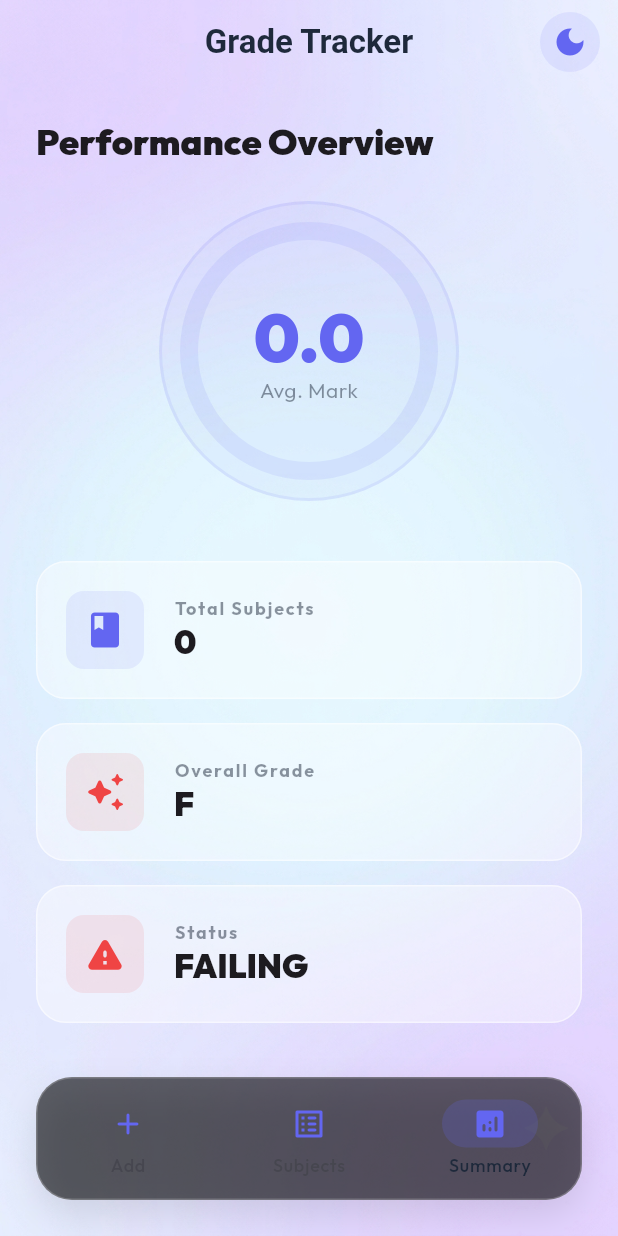
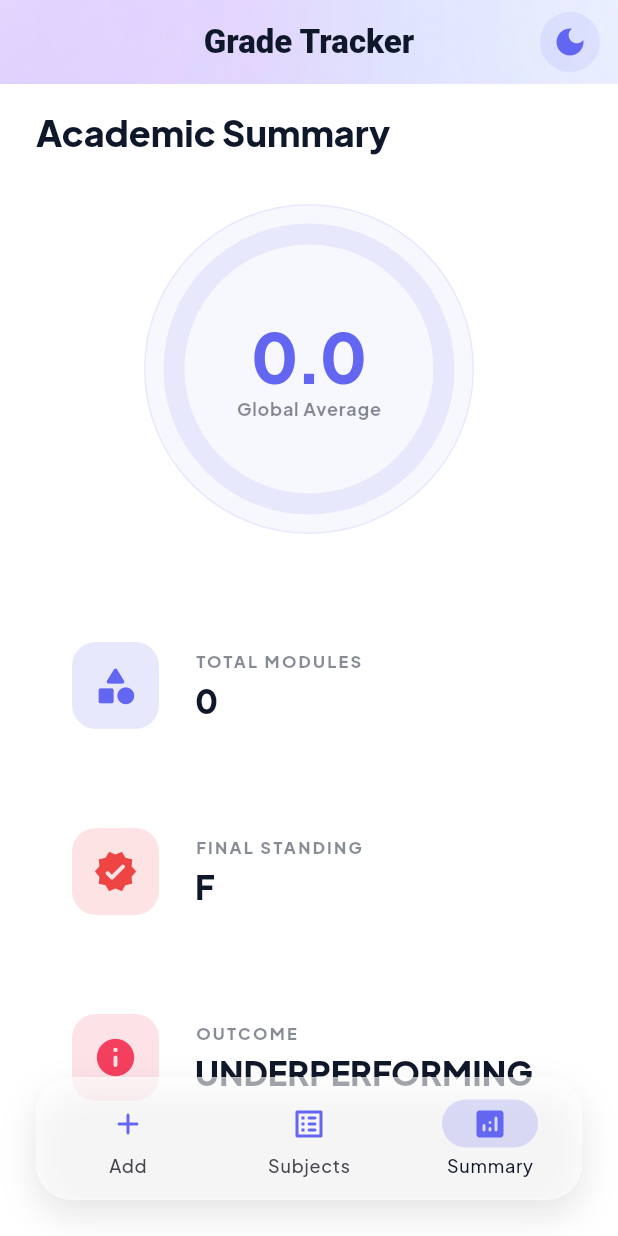
Before and after one commit to ampritam72/Grade-Tracker, a Flutter app: the screen it shows after launch, item 3 of the bottom bar chosen, on a phone screen of 412 x 824 dp. Run offline on Flutter 3.47's test engine with Material 3 defaults, Android fonts, the phone set to English and light mode, and no system bars; drawn by our look-alikes of flutter_animate; our stand-ins replace google_fonts; statements that could not run were skipped.

Commit message:
feat: complete premium UI overhaul with adaptive glassmorphism and theme stability

```diff
--- a/lib/screens/splash_screen.dart
+++ b/lib/screens/splash_screen.dart
@@ -50,7 +50,7 @@ class _SplashScreenState extends State<SplashScreen> {
                   ),
                 )
                     .animate()
-                    .scale(duration: 800.ms, curve: Curves.backOut)
+                    .scale(duration: 800.ms, curve: Curves.easeOutBack)
                     .fadeIn(duration: 600.ms),
                 const SizedBox(height: 24),
                 Text(
--- a/lib/screens/summary_screen.dart
+++ b/lib/screens/summary_screen.dart
@@ -12,46 +12,46 @@ class SummaryScreen extends StatelessWidget {
     final theme = Theme.of(context);
 
     return SingleChildScrollView(
-      padding: const EdgeInsets.fromLTRB(24, 16, 24, 120),
+      padding: const EdgeInsets.fromLTRB(24, 16, 24, 130),
       child: Column(
         crossAxisAlignment: CrossAxisAlignment.start,
         children: [
           Text(
-            'Performance Overview',
+            'Academic Summary',
             style: theme.textTheme.headlineSmall?.copyWith(
               fontWeight: FontWeight.w900,
+              color: theme.colorScheme.onSurface,
             ),
-          ).animate().fade().slideX(begin: -0.2, end: 0),
-          const SizedBox(height: 24),
+          ).animate().fade().slideX(begin: -0.1, end: 0),
+          const SizedBox(height: 32),
 
-          // Average Score Circular Indicator
           Center(
             child: Container(
-              width: 200,
-              height: 200,
+              width: 220,
+              height: 220,
               decoration: BoxDecoration(
                 shape: BoxShape.circle,
                 color: theme.colorScheme.primary.withOpacity(0.05),
                 border: Border.all(
                   color: theme.colorScheme.primary.withOpacity(0.1),
-                  width: 2,
+                  width: 1,
                 ),
               ),
               child: Stack(
                 alignment: Alignment.center,
                 children: [
                   SizedBox(
-                    width: 160,
-                    height: 160,
+                    width: 180,
+                    height: 180,
                     child: CircularProgressIndicator(
                       value: provider.averageMark / 100,
-                      strokeWidth: 12,
+                      strokeWidth: 14,
                       backgroundColor: theme.colorScheme.primary.withOpacity(0.1),
                       color: theme.colorScheme.primary,
                       strokeCap: StrokeCap.round,
-                    ).animate(onPlay: (controller) => controller.forward(from: 0)).custom(
-                      duration: 1500.ms,
-                      curve: Curves.easeOutQuart,
+                    ).animate(onPlay: (c) => c.forward(from: 0)).custom(
+                      duration: 2000.ms,
+                      curve: Curves.easeOutExpo,
                       builder: (context, value, child) => child,
                     ),
                   ),
@@ -63,12 +63,14 @@ class SummaryScreen extends StatelessWidget {
                         style: theme.textTheme.displayMedium?.copyWith(
                           fontWeight: FontWeight.w900,
                           color: theme.colorScheme.primary,
+                          letterSpacing: -2,
                         ),
                       ),
                       Text(
-                        'Avg. Mark',
-                        style: theme.textTheme.bodyMedium?.copyWith(
+                        'Global Average',
+                        style: theme.textTheme.labelMedium?.copyWith(
                           color: theme.colorScheme.onSurface.withOpacity(0.5),
+                          fontWeight: FontWeight.bold,
                         ),
                       ),
                     ],
@@ -76,34 +78,34 @@ class SummaryScreen extends StatelessWidget {
                 ],
               ),
             ),
-          ).animate().scale(duration: 800.ms, curve: Curves.easeOutBack),
+          ).animate().scale(duration: 1000.ms, curve: Curves.backOut),
 
-          const SizedBox(height: 40),
+          const SizedBox(height: 48),
 
-          _buildAnimatedSummaryCard(
+          _buildStatCard(
             context,
-            'Total Subjects',
+            'Total Modules',
             provider.totalSubjects.toString(),
-            Icons.book_rounded,
+            Icons.category_rounded,
             const Color(0xFF6366F1),
             0,
           ),
 
-          _buildAnimatedSummaryCard(
+          _buildStatCard(
             context,
-            'Overall Grade',
+            'Final standing',
             provider.overallGrade,
-            Icons.auto_awesome_rounded,
+            Icons.verified_rounded,
             _getGradeColor(provider.overallGrade),
             1,
           ),
 
-          _buildAnimatedSummaryCard(
+          _buildStatCard(
             context,
-            'Status',
-            provider.averageMark >= 50 ? 'PASSING' : 'FAILING',
-            provider.averageMark >= 50 ? Icons.check_circle_rounded : Icons.warning_rounded,
-            provider.averageMark >= 50 ? const Color(0xFF10B981) : const Color(0xFFEF4444),
+            'Outcome',
+            provider.averageMark >= 50 ? 'DISTINCTION' : 'UNDERPERFORMING',
+            provider.averageMark >= 50 ? Icons.check_circle_rounded : Icons.info_rounded,
+            provider.averageMark >= 50 ? const Color(0xFF10B981) : const Color(0xFFF43F5E),
             2,
           ),
         ],
@@ -111,7 +113,7 @@ class SummaryScreen extends StatelessWidget {
     );
   }
 
-  Widget _buildAnimatedSummaryCard(
+  Widget _buildStatCard(
     BuildContext context,
     String title,
     String value,
@@ -121,43 +123,47 @@ class SummaryScreen extends StatelessWidget {
   ) {
     final theme = Theme.of(context);
     return Card(
-      margin: const EdgeInsets.only(bottom: 16),
+      margin: const EdgeInsets.only(bottom: 18),
       child: Padding(
-        padding: const EdgeInsets.all(20),
+        padding: const EdgeInsets.symmetric(horizontal: 24, vertical: 24),
         child: Row(
           children: [
             Container(
-              padding: const EdgeInsets.all(12),
+              padding: const EdgeInsets.all(14),
               decoration: BoxDecoration(
-                color: color.withOpacity(0.1),
-                borderRadius: BorderRadius.circular(12),
+                color: color.withOpacity(0.15),
+                borderRadius: BorderRadius.circular(16),
               ),
-              child: Icon(icon, color: color, size: 28),
+              child: Icon(icon, color: color, size: 30),
             ),
-            const SizedBox(width: 20),
-            Column(
+            const SizedBox(width: 24),
+            Expanded(
+              child: Column(
                 crossAxisAlignment: CrossAxisAlignment.start,
                 children: [
                   Text(
-                  title,
-                  style: theme.textTheme.bodySmall?.copyWith(
+                    title.toUpperCase(),
+                    style: theme.textTheme.labelSmall?.copyWith(
                       color: theme.colorScheme.onSurface.withOpacity(0.5),
-                    letterSpacing: 1.2,
-                    fontWeight: FontWeight.bold,
+                      letterSpacing: 1.5,
+                      fontWeight: FontWeight.w900,
                     ),
                   ),
+                  const SizedBox(height: 4),
                   Text(
                     value,
                     style: theme.textTheme.titleLarge?.copyWith(
                       fontWeight: FontWeight.w900,
+                      color: theme.colorScheme.onSurface,
                     ),
                   ),
                 ],
               ),
+            ),
           ],
         ),
       ),
-    ).animate().fadeIn(delay: (400 + (index * 150)).ms).slideY(begin: 0.2, end: 0);
+    ).animate().fadeIn(delay: (500 + (index * 150)).ms).slideY(begin: 0.1, end: 0);
   }
 
   Color _getGradeColor(String grade) {
--- a/lib/theme/app_theme.dart
+++ b/lib/theme/app_theme.dart
@@ -15,56 +15,39 @@ class AppTheme {
         primary: primaryColor,
         secondary: accentColor,
         tertiary: secondaryColor,
-        surface: Colors.transparent, // Background will be an image
-        onSurface: const Color(0xFF1E293B),
+        surface: Colors.white,
+        onSurface: const Color(0xFF0F172A), // Deep Slate
       ),
-      textTheme: GoogleFonts.outfitTextTheme(),
+      textTheme: GoogleFonts.plusJakartaSansTextTheme(),
       appBarTheme: const AppBarTheme(
         centerTitle: true,
         elevation: 0,
         backgroundColor: Colors.transparent,
+        foregroundColor: Color(0xFF0F172A),
         titleTextStyle: TextStyle(
-          color: Color(0xFF1E293B),
+          color: Color(0xFF0F172A),
           fontSize: 22,
-          fontWeight: FontWeight.bold,
+          fontWeight: FontWeight.w800,
         ),
-        iconTheme: IconThemeData(color: Color(0xFF1E293B)),
       ),
       cardTheme: CardThemeData(
         elevation: 0,
         shape: RoundedRectangleBorder(
-          borderRadius: BorderRadius.circular(20),
-          side: BorderSide(color: Colors.white.withOpacity(0.5)),
+          borderRadius: BorderRadius.circular(24),
+          side: BorderSide(color: Colors.white.withOpacity(0.6)),
         ),
-        color: Colors.white.withOpacity(0.4), // Glassmorphism
-        margin: const EdgeInsets.symmetric(horizontal: 16, vertical: 8),
+        color: Colors.white.withOpacity(0.5),
       ),
       inputDecorationTheme: InputDecorationTheme(
         filled: true,
-        fillColor: Colors.white.withOpacity(0.4),
+        fillColor: Colors.white.withOpacity(0.6),
         border: OutlineInputBorder(
-          borderRadius: BorderRadius.circular(16),
+          borderRadius: BorderRadius.circular(20),
           borderSide: BorderSide.none,
         ),
-        enabledBorder: OutlineInputBorder(
-          borderRadius: BorderRadius.circular(16),
-          borderSide: BorderSide.none,
-        ),
-        focusedBorder: OutlineInputBorder(
-          borderRadius: BorderRadius.circular(16),
-          borderSide: const BorderSide(color: primaryColor, width: 2),
-        ),
-        contentPadding: const EdgeInsets.all(20),
-      ),
-      elevatedButtonTheme: ElevatedButtonThemeData(
-        style: ElevatedButton.styleFrom(
-          elevation: 0,
-          padding: const EdgeInsets.symmetric(vertical: 18),
-          shape: RoundedRectangleBorder(borderRadius: BorderRadius.circular(16)),
-          backgroundColor: primaryColor,
-          foregroundColor: Colors.white,
-          textStyle: const TextStyle(fontSize: 18, fontWeight: FontWeight.bold),
-        ),
+        labelStyle: const TextStyle(color: Color(0xFF64748B)),
+        hintStyle: const TextStyle(color: Color(0xFF94A3B8)),
+        prefixIconColor: primaryColor,
       ),
     );
   }
@@ -79,46 +62,39 @@ class AppTheme {
         primary: primaryColor,
         secondary: accentColor,
         tertiary: secondaryColor,
-        surface: Colors.transparent,
-        onSurface: const Color(0xFFF1F5F9),
+        surface: const Color(0xFF0F172A),
+        onSurface: const Color(0xFFF8FAFC),
       ),
-      textTheme: GoogleFonts.outfitTextTheme(ThemeData.dark().textTheme),
+      textTheme: GoogleFonts.plusJakartaSansTextTheme(ThemeData.dark().textTheme),
       appBarTheme: const AppBarTheme(
         centerTitle: true,
         elevation: 0,
         backgroundColor: Colors.transparent,
+        foregroundColor: Colors.white,
         titleTextStyle: TextStyle(
           color: Colors.white,
           fontSize: 22,
-          fontWeight: FontWeight.bold,
+          fontWeight: FontWeight.w800,
         ),
-        iconTheme: IconThemeData(color: Colors.white),
       ),
       cardTheme: CardThemeData(
         elevation: 0,
         shape: RoundedRectangleBorder(
-          borderRadius: BorderRadius.circular(20),
-          side: BorderSide(color: Colors.white.withOpacity(0.1)),
+          borderRadius: BorderRadius.circular(24),
+          side: BorderSide(color: Colors.white.withOpacity(0.08)),
         ),
-        color: const Color(0xFF1E293B).withOpacity(0.6), // Glassmorphism for dark
-        margin: const EdgeInsets.symmetric(horizontal: 16, vertical: 8),
+        color: const Color(0xFF1E293B).withOpacity(0.7),
       ),
       inputDecorationTheme: InputDecorationTheme(
         filled: true,
-        fillColor: Colors.black.withOpacity(0.2),
+        fillColor: const Color(0xFF1E293B).withOpacity(0.5),
         border: OutlineInputBorder(
-          borderRadius: BorderRadius.circular(16),
+          borderRadius: BorderRadius.circular(20),
           borderSide: BorderSide.none,
         ),
-        enabledBorder: OutlineInputBorder(
-          borderRadius: BorderRadius.circular(16),
-          borderSide: BorderSide.none,
-        ),
-        focusedBorder: OutlineInputBorder(
-          borderRadius: BorderRadius.circular(16),
-          borderSide: const BorderSide(color: primaryColor, width: 2),
-        ),
-        contentPadding: const EdgeInsets.all(20),
+        labelStyle: const TextStyle(color: Color(0xFF94A3B8)),
+        hintStyle: const TextStyle(color: Color(0xFF64748B)),
+        prefixIconColor: primaryColor,
       ),
     );
   }
```
Also changed, not shown: lib/screens/add_subject_screen.dart (+59 -51 lines), lib/screens/subject_list_screen.dart (+57 -51 lines). Lines whose indentation alone changed are shown as unchanged.
